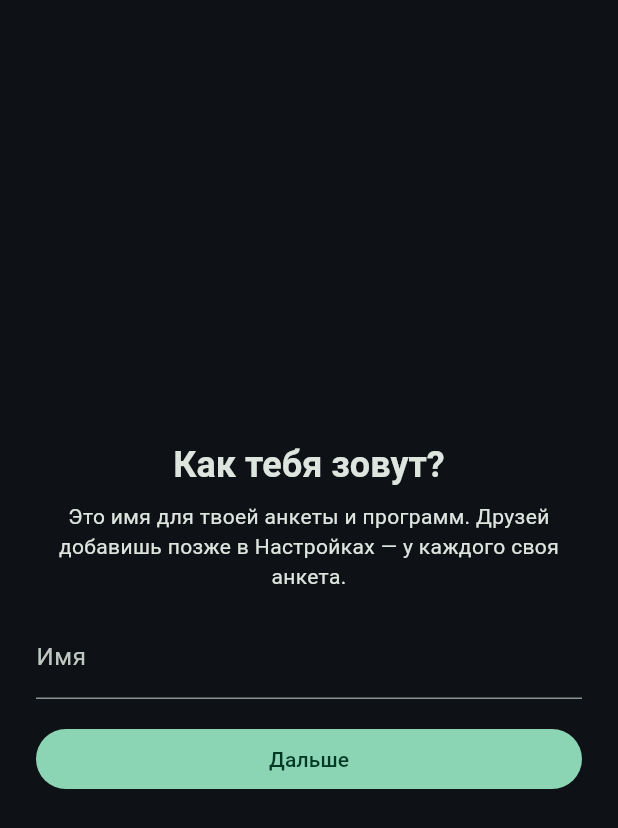
After one commit to PavelChekalin/workout-log, a Flutter app: the screen it shows after launch, after a tap on "Дальше", on a phone screen of 412 x 824 dp. The commit adds this screen. Shown: the top 828 px of the screen. Run offline on Flutter 3.47's test engine with Material 3 defaults, Android fonts, the phone set to English and light mode, and no system bars; our stand-ins replace flutter_local_notifications, flutter_timezone, image_picker, package_info_plus, shared_preferences, timezone.

Commit message:
Тренер, этап 8: онбординг (приветствие → имя → анкета → включить тренера? → напоминать?), показ при первом запуске/обновлении + виджет-тесты

```diff
--- a/lib/main.dart
+++ b/lib/main.dart
@@ -8,6 +8,7 @@ import 'calendar_picker.dart';
 import 'coach_lines.dart';
 import 'data.dart';
 import 'kcal.dart';
+import 'onboarding_screen.dart';
 import 'programs.dart';
 import 'settings_screen.dart';
 import 'stats_screen.dart';
@@ -93,6 +94,19 @@ class _MainScreenState extends State<MainScreen> {
   void initState() {
     super.initState();
     _ensureWorkoutTicker();
+    // Первый запуск (в том числе после обновления приложения) — онбординг.
+    if (!repo.trainerOnboarded) {
+      WidgetsBinding.instance.addPostFrameCallback((_) {
+        if (!mounted) return;
+        Navigator.push(
+                context,
+                MaterialPageRoute(
+                    builder: (_) => const OnboardingScreen()))
+            .then((_) {
+          if (mounted) setState(() {});
+        });
+      });
+    }
   }
 
   void _refresh() {
--- /dev/null
+++ b/lib/onboarding_screen.dart
@@ -0,0 +1,296 @@
+// ---------------------------------------------------------------------------
+// Онбординг (§2): приветствие → анкета → «включить тренера?» →
+// «напоминать о тренировках?» → готово.
+//
+// Показывается один раз (флаг onboarded в данных): при первом открытии и при
+// обновлении приложения. Отказ от тренера — нормальный выбор: можно просто
+// пользоваться журналом, тренер вернётся кнопкой на главном экране.
+// ---------------------------------------------------------------------------
+
+import 'package:flutter/material.dart';
+
+import 'data.dart';
+import 'reminders.dart';
+import 'trainer_screen.dart';
+
+class OnboardingScreen extends StatefulWidget {
+  const OnboardingScreen({super.key});
+
+  @override
+  State<OnboardingScreen> createState() => _OnboardingScreenState();
+}
+
+class _OnboardingScreenState extends State<OnboardingScreen> {
+  final repo = Repository.instance;
+
+  /// 0 — приветствие, 1 — имя (только если участников нет),
+  /// 2 — анкета (отдельный экран), 3 — включить тренера?,
+  /// 4 — напоминать?, 5 — готово.
+  int step = 0;
+  final nameCtrl = TextEditingController();
+  String? personId;
+
+  @override
+  void initState() {
+    super.initState();
+    // Приветствие показываем всегда; если участники уже есть — имя не спрашиваем.
+    if (repo.people.isNotEmpty) {
+      personId = repo.people.first.id;
+    }
+  }
+
+  @override
+  void dispose() {
+    nameCtrl.dispose();
+    super.dispose();
+  }
+
+  /// Завершить онбординг: флаг больше не показывать.
+  void _finish() {
+    repo.setTrainerOnboarded();
+    Navigator.pop(context);
+  }
+
+  Future<void> _openQuestionnaire() async {
+    final ok = await Navigator.push<bool>(
+        context,
+        MaterialPageRoute(
+            builder: (_) => QuestionnaireScreen(personId: personId)));
+    if (!mounted) return;
+    if (ok == true) {
+      setState(() => step = 3);
+    } else {
+      // Анкету закрыли — уходим без тренера, больше не навязываемся.
+      _finish();
+    }
+  }
+
+  Future<void> _enableReminders() async {
+    await Reminders.init();
+    final ok = await Reminders.requestPermission();
+    if (ok) {
+      await repo.setReminders(true, time: '18:00');
+      await Reminders.reschedule(repo, enabled: true, hour: 18, minute: 0);
+    } else if (mounted) {
+      ScaffoldMessenger.of(context).showSnackBar(const SnackBar(
+          content: Text(
+              'Разрешение на уведомления не выдано — напоминания не '
+              'включились. Разреши их в настройках телефона, когда захочешь.')));
+    }
+    if (mounted) setState(() => step = 5);
+  }
+
+  @override
+  Widget build(BuildContext context) {
+    return Scaffold(
+      body: SafeArea(
+        child: switch (step) {
+          0 => _welcome(),
+          1 => _nameStep(),
+          2 => const SizedBox.shrink(), // анкета — отдельный экран
+          3 => _trainerQuestion(),
+          4 => _remindersQuestion(),
+          _ => _done(),
+        },
+      ),
+    );
+  }
+
+  Widget _welcome() {
+    return Padding(
+      padding: const EdgeInsets.all(24),
+      child: Column(
+        mainAxisAlignment: MainAxisAlignment.center,
+        crossAxisAlignment: CrossAxisAlignment.stretch,
+        children: [
+          const Icon(Icons.fitness_center, size: 64),
+          const SizedBox(height: 16),
+          Text('Это твой тренер в кармане',
+              textAlign: TextAlign.center,
+              style: Theme.of(context)
+                  .textTheme
+                  .headlineSmall
+                  ?.copyWith(fontWeight: FontWeight.bold)),
+          const SizedBox(height: 16),
+          const Text(
+            'Всё работает офлайн, без интернета. Журнал тренировок '
+            'останется как есть — тренер только поможет: подберёт '
+            'программу, подскажет веса и подбадривает.',
+            textAlign: TextAlign.center,
+          ),
+          const SizedBox(height: 32),
+          FilledButton(
+            onPressed: () {
+              if (repo.people.isEmpty) {
+                setState(() => step = 1); // сначала спросим имя
+              } else {
+                setState(() => step = 2);
+                _openQuestionnaire();
+              }
+            },
+            child: const Text('Дальше'),
+          ),
+          TextButton(
+            onPressed: _finish,
+            child: const Text('Пока без тренера'),
+          ),
+        ],
+      ),
+    );
+  }
+
+  /// Имя первого участника — если в приложении ещё никого нет.
+  Widget _nameStep() {
+    return Padding(
+      padding: const EdgeInsets.all(24),
+      child: Column(
+        mainAxisAlignment: MainAxisAlignment.center,
+        crossAxisAlignment: CrossAxisAlignment.stretch,
+        children: [
+          Text('Как тебя зовут?',
+              textAlign: TextAlign.center,
+              style: Theme.of(context)
+                  .textTheme
+                  .headlineSmall
+                  ?.copyWith(fontWeight: FontWeight.bold)),
+          const SizedBox(height: 8),
+          const Text(
+            'Это имя для твоей анкеты и программ. Друзей добавишь '
+            'позже в Настройках — у каждого своя анкета.',
+            textAlign: TextAlign.center,
+          ),
+          const SizedBox(height: 16),
+          TextField(
+            controller: nameCtrl,
+            textCapitalization: TextCapitalization.sentences,
+            decoration: const InputDecoration(labelText: 'Имя'),
+          ),
+          const SizedBox(height: 16),
+          FilledButton(
+            onPressed: () {
+              final name = nameCtrl.text.trim();
+              if (name.isEmpty) return;
+              final p = repo.addPerson(name);
+              setState(() {
+                personId = p.id;
+                step = 2;
+              });
+              _openQuestionnaire();
+            },
+            child: const Text('Дальше'),
+          ),
+        ],
+      ),
+    );
+  }
+
+  Widget _trainerQuestion() {
+    return Padding(
+      padding: const EdgeInsets.all(24),
+      child: Column(
+        mainAxisAlignment: MainAxisAlignment.center,
+        crossAxisAlignment: CrossAxisAlignment.stretch,
+        children: [
+          Text('Включить тренера?',
+              textAlign: TextAlign.center,
+              style: Theme.of(context)
+                  .textTheme
+                  .headlineSmall
+                  ?.copyWith(fontWeight: FontWeight.bold)),
+          const SizedBox(height: 16),
+          const Text(
+            'Тренер предложит программу, будет вести по ней, '
+            'подсказывать веса и подбадривать.\n\n'
+            'Можно заниматься и без него — просто журнал.',
+            textAlign: TextAlign.center,
+          ),
+          const SizedBox(height: 32),
+          FilledButton(
+            onPressed: () => setState(() => step = 4),
+            child: const Text('Да, включаем'),
+          ),
+          TextButton(
+            onPressed: _finish,
+            child: const Text('Пока без тренера'),
+          ),
+        ],
+      ),
+    );
+  }
+
+  Widget _remindersQuestion() {
+    return Padding(
+      padding: const EdgeInsets.all(24),
+      child: Column(
+        mainAxisAlignment: MainAxisAlignment.center,
+        crossAxisAlignment: CrossAxisAlignment.stretch,
+        children: [
+          Text('Напоминать о тренировках?',
+              textAlign: TextAlign.center,
+              style: Theme.of(context)
+                  .textTheme
+                  .headlineSmall
+                  ?.copyWith(fontWeight: FontWeight.bold)),
+          const SizedBox(height: 16),
+          const Text(
+            'Приложение напишет в дни тренировок в выбранное время. '
+            'Телефон спросит разрешение на уведомления.\n\n'
+            'Выключить — когда угодно, в Настройках.',
+            textAlign: TextAlign.center,
+          ),
+          const SizedBox(height: 32),
+          FilledButton(
+            onPressed: _enableReminders,
+            child: const Text('Включить (18:00)'),
+          ),
+          TextButton(
+            onPressed: () => setState(() => step = 5),
+            child: const Text('Не нужно'),
+          ),
+        ],
+      ),
+    );
+  }
+
+  Widget _done() {
+    return Padding(
+      padding: const EdgeInsets.all(24),
+      child: Column(
+        mainAxisAlignment: MainAxisAlignment.center,
+        crossAxisAlignment: CrossAxisAlignment.stretch,
+        children: [
+          const Icon(Icons.check_circle_outline, size: 64),
+          const SizedBox(height: 16),
+          Text('Готово!',
+              textAlign: TextAlign.center,
+              style: Theme.of(context)
+                  .textTheme
+                  .headlineSmall
+                  ?.copyWith(fontWeight: FontWeight.bold)),
+          const SizedBox(height: 8),
+          const Text(
+            'Дальше — подбор программы: тренер посоветует, но решать '
+            'всегда за тобой.',
+            textAlign: TextAlign.center,
+          ),
+          const SizedBox(height: 32),
+          FilledButton(
+            onPressed: () {
+              repo.setTrainerOnboarded();
+              Navigator.pop(context);
+              Navigator.push(
+                  context,
+                  MaterialPageRoute(
+                      builder: (_) => const TrainerScreen()));
+            },
+            child: const Text('К тренеру — выбрать программу'),
+          ),
+          TextButton(
+            onPressed: _finish,
+            child: const Text('Позже сам'),
+          ),
+        ],
+      ),
+    );
+  }
+}
```
Also changed, not shown: 1 other file.
